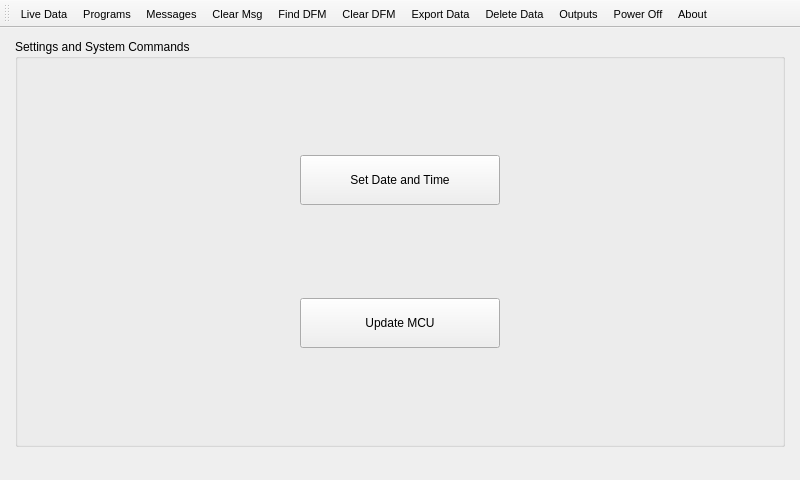
Above: Mainwindow.ui from spletcher1/PyMCU before the change. Below: the same form after it.
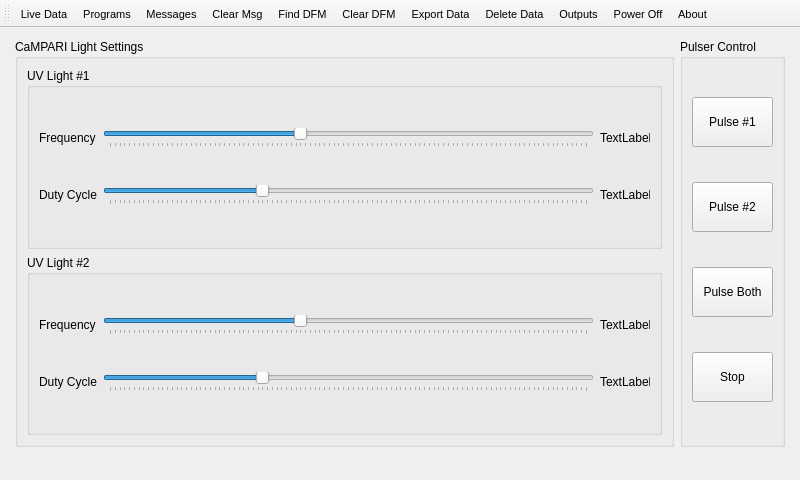
That is the form after the change. The open tabs and pages were chosen to show the change. Icons and pictures are not drawn.

Commit message: Added pulser page to UI

```diff
--- a/Mainwindow.ui
+++ b/Mainwindow.ui
@@ -1761,7 +1761,299 @@
               </size>
              </property>
              <property name="text">
-              <string>Update MCU</string>
+              <string>CaMPARI Pulser</string>
+             </property>
+            </widget>
+           </item>
+          </layout>
+         </widget>
+        </item>
+       </layout>
+      </widget>
+      <widget class="QWidget" name="PulserPage">
+       <layout class="QHBoxLayout" name="horizontalLayout_10">
+        <item>
+         <widget class="QGroupBox" name="groupBox_2">
+          <property name="title">
+           <string>CaMPARI Light Settings</string>
+          </property>
+          <layout class="QVBoxLayout" name="verticalLayout_12">
+           <item>
+            <widget class="QGroupBox" name="groupBox_5">
+             <property name="title">
+              <string>UV Light #1</string>
+             </property>
+             <layout class="QHBoxLayout" name="horizontalLayout_12">
+              <item>
+               <layout class="QGridLayout" name="gridLayout_5">
+                <item row="2" column="0">
+                 <widget class="QLabel" name="label_12">
+                  <property name="text">
+                   <string>Duty Cycle</string>
+                  </property>
+                 </widget>
+                </item>
+                <item row="0" column="0">
+                 <widget class="QLabel" name="label_13">
+                  <property name="text">
+                   <string>Frequency</string>
+                  </property>
+                 </widget>
+                </item>
+                <item row="0" column="1">
+                 <widget class="QSlider" name="horizontalSlider">
+                  <property name="maximum">
+                   <number>100</number>
+                  </property>
+                  <property name="singleStep">
+                   <number>0</number>
+                  </property>
+                  <property name="value">
+                   <number>40</number>
+                  </property>
+                  <property name="sliderPosition">
+                   <number>40</number>
+                  </property>
+                  <property name="orientation">
+                   <enum>Qt::Horizontal</enum>
+                  </property>
+                  <property name="tickPosition">
+                   <enum>QSlider::TicksBelow</enum>
+                  </property>
+                  <property name="tickInterval">
+                   <number>1</number>
+                  </property>
+                 </widget>
+                </item>
+                <item row="2" column="1">
+                 <widget class="QSlider" name="horizontalSlider_2">
+                  <property name="maximum">
+                   <number>100</number>
+                  </property>
+                  <property name="value">
+                   <number>32</number>
+                  </property>
+                  <property name="orientation">
+                   <enum>Qt::Horizontal</enum>
+                  </property>
+                  <property name="tickPosition">
+                   <enum>QSlider::TicksBelow</enum>
+                  </property>
+                  <property name="tickInterval">
+                   <number>1</number>
+                  </property>
+                 </widget>
+                </item>
+                <item row="0" column="2">
+                 <widget class="QLabel" name="Freq0Label">
+                  <property name="minimumSize">
+                   <size>
+                    <width>50</width>
+                    <height>0</height>
+                   </size>
+                  </property>
+                  <property name="maximumSize">
+                   <size>
+                    <width>50</width>
+                    <height>16777215</height>
+                   </size>
+                  </property>
+                  <property name="text">
+                   <string>TextLabel</string>
+                  </property>
+                 </widget>
+                </item>
+                <item row="2" column="2">
+                 <widget class="QLabel" name="DC0Label">
+                  <property name="minimumSize">
+                   <size>
+                    <width>50</width>
+                    <height>0</height>
+                   </size>
+                  </property>
+                  <property name="maximumSize">
+                   <size>
+                    <width>50</width>
+                    <height>16777215</height>
+                   </size>
+                  </property>
+                  <property name="text">
+                   <string>TextLabel</string>
+                  </property>
+                 </widget>
+                </item>
+               </layout>
+              </item>
+             </layout>
+            </widget>
+           </item>
+           <item>
+            <widget class="QGroupBox" name="groupBox_6">
+             <property name="title">
+              <string>UV Light #2</string>
+             </property>
+             <layout class="QHBoxLayout" name="horizontalLayout_13">
+              <item>
+               <layout class="QGridLayout" name="gridLayout_6">
+                <item row="2" column="0">
+                 <widget class="QLabel" name="label_16">
+                  <property name="text">
+                   <string>Duty Cycle</string>
+                  </property>
+                 </widget>
+                </item>
+                <item row="0" column="0">
+                 <widget class="QLabel" name="label_17">
+                  <property name="text">
+                   <string>Frequency</string>
+                  </property>
+                 </widget>
+                </item>
+                <item row="0" column="1">
+                 <widget class="QSlider" name="horizontalSlider_3">
+                  <property name="maximum">
+                   <number>100</number>
+                  </property>
+                  <property name="value">
+                   <number>40</number>
+                  </property>
+                  <property name="sliderPosition">
+                   <number>40</number>
+                  </property>
+                  <property name="orientation">
+                   <enum>Qt::Horizontal</enum>
+                  </property>
+                  <property name="tickPosition">
+                   <enum>QSlider::TicksBelow</enum>
+                  </property>
+                  <property name="tickInterval">
+                   <number>1</number>
+                  </property>
+                 </widget>
+                </item>
+                <item row="2" column="1">
+                 <widget class="QSlider" name="horizontalSlider_4">
+                  <property name="maximum">
+                   <number>100</number>
+                  </property>
+                  <property name="sliderPosition">
+                   <number>32</number>
+                  </property>
+                  <property name="orientation">
+                   <enum>Qt::Horizontal</enum>
+                  </property>
+                  <property name="tickPosition">
+                   <enum>QSlider::TicksBelow</enum>
+                  </property>
+                 </widget>
+                </item>
+                <item row="0" column="2">
+                 <widget class="QLabel" name="Freq1Label">
+                  <property name="minimumSize">
+                   <size>
+                    <width>50</width>
+                    <height>0</height>
+                   </size>
+                  </property>
+                  <property name="maximumSize">
+                   <size>
+                    <width>50</width>
+                    <height>16777215</height>
+                   </size>
+                  </property>
+                  <property name="text">
+                   <string>TextLabel</string>
+                  </property>
+                 </widget>
+                </item>
+                <item row="2" column="2">
+                 <widget class="QLabel" name="DC1Label">
+                  <property name="minimumSize">
+                   <size>
+                    <width>50</width>
+                    <height>0</height>
+                   </size>
+                  </property>
+                  <property name="maximumSize">
+                   <size>
+                    <width>50</width>
+                    <height>16777215</height>
+                   </size>
+                  </property>
+                  <property name="text">
+                   <string>TextLabel</string>
+                  </property>
+                 </widget>
+                </item>
+               </layout>
+              </item>
+             </layout>
+            </widget>
+           </item>
+          </layout>
+         </widget>
+        </item>
+        <item>
+         <widget class="QGroupBox" name="groupBox_4">
+          <property name="maximumSize">
+           <size>
+            <width>150</width>
+            <height>16777215</height>
+           </size>
+          </property>
+          <property name="title">
+           <string>Pulser Control</string>
+          </property>
+          <layout class="QVBoxLayout" name="verticalLayout_13">
+           <item>
+            <widget class="QPushButton" name="Start1Button">
+             <property name="minimumSize">
+              <size>
+               <width>0</width>
+               <height>50</height>
+              </size>
+             </property>
+             <property name="text">
+              <string>Pulse #1</string>
+             </property>
+            </widget>
+           </item>
+           <item>
+            <widget class="QPushButton" name="Start2Button">
+             <property name="minimumSize">
+              <size>
+               <width>0</width>
+               <height>50</height>
+              </size>
+             </property>
+             <property name="text">
+              <string>Pulse #2</string>
+             </property>
+            </widget>
+           </item>
+           <item>
+            <widget class="QPushButton" name="StartBothButton">
+             <property name="minimumSize">
+              <size>
+               <width>0</width>
+               <height>50</height>
+              </size>
+             </property>
+             <property name="text">
+              <string>Pulse Both</string>
+             </property>
+            </widget>
+           </item>
+           <item>
+            <widget class="QPushButton" name="StopButton">
+             <property name="minimumSize">
+              <size>
+               <width>0</width>
+               <height>50</height>
+              </size>
+             </property>
+             <property name="text">
+              <string>Stop</string>
              </property>
             </widget>
            </item>
```
Left out of the diff: 25 changed lines with no effect on the pictures.
